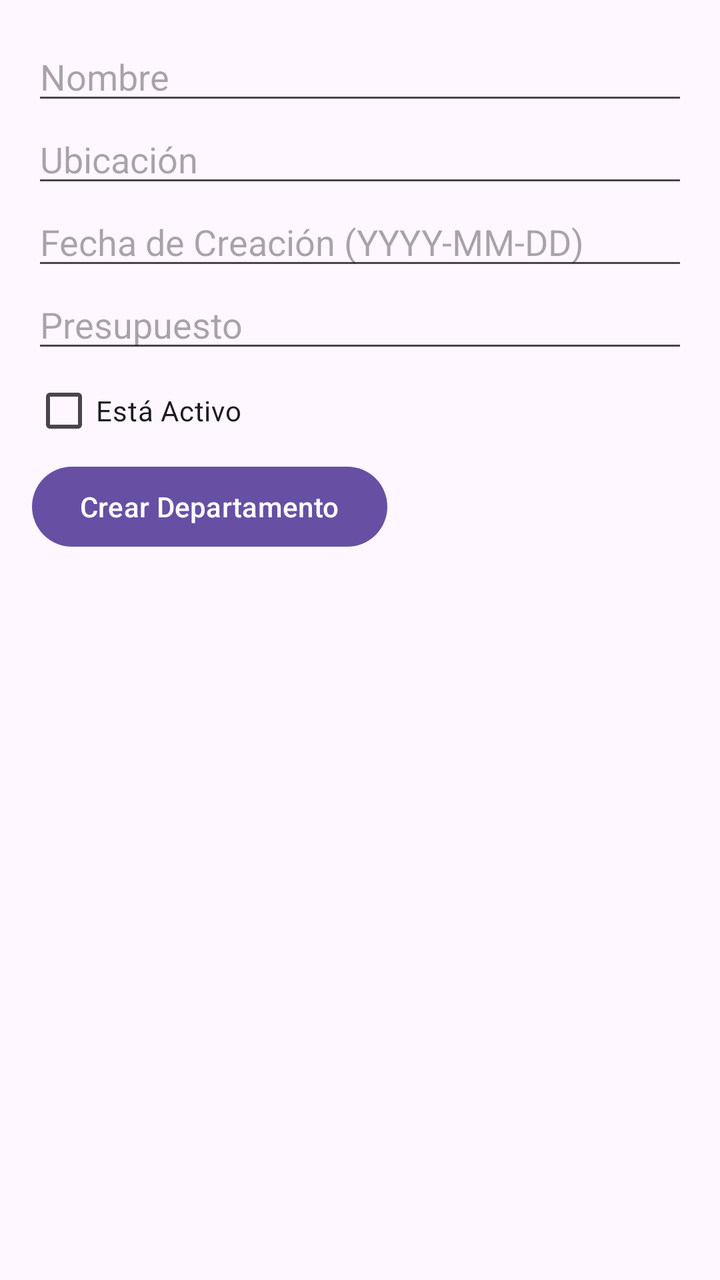
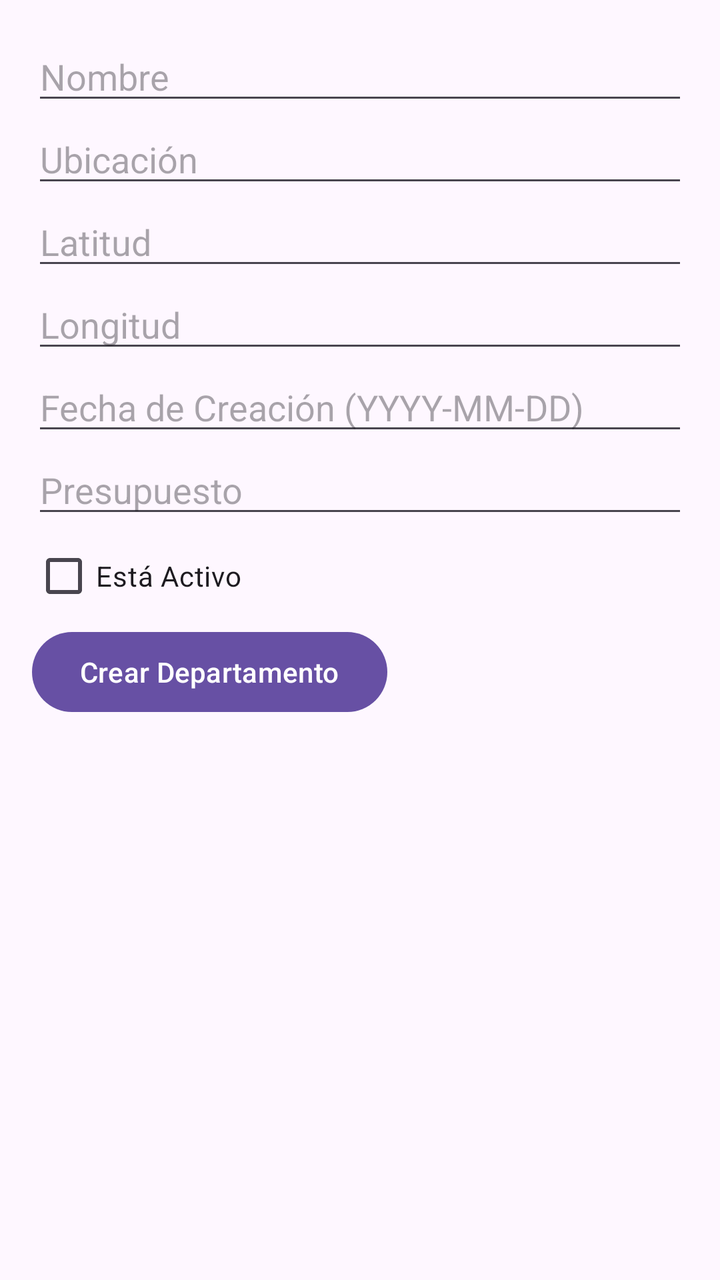

Screens rendered from an Android XML layout before and after an edit, with the pre-edit source and the edit as a unified diff.
<!-- AndroidManifest.xml: application theme Theme.CRUDDepartameotnEmpleadoGVLJ -->
<!-- res/layout/activity_bcrud_departamento.xml -->
<?xml version="1.0" encoding="utf-8"?>
<LinearLayout xmlns:android="http://schemas.android.com/apk/res/android"
    android:layout_width="match_parent"
    android:layout_height="match_parent"
    android:orientation="vertical"
    android:padding="16dp">

    <EditText
        android:id="@+id/et_nombre_departamento"
        android:layout_width="match_parent"
        android:layout_height="wrap_content"
        android:hint="Nombre" />

    <EditText
        android:id="@+id/et_ubicacion_departamento"
        android:layout_width="match_parent"
        android:layout_height="wrap_content"
        android:hint="Ubicación" />

    <EditText
        android:id="@+id/et_fecha_creacion_departamento"
        android:layout_width="match_parent"
        android:layout_height="wrap_content"
        android:hint="Fecha de Creación (YYYY-MM-DD)" />

    <EditText
        android:id="@+id/et_presupuesto_departamento"
        android:layout_width="match_parent"
        android:layout_height="wrap_content"
        android:hint="Presupuesto" />

    <CheckBox
        android:id="@+id/cb_esta_activo_departamento"
        android:layout_width="wrap_content"
        android:layout_height="wrap_content"
        android:text="Está Activo" />

    <Button
        android:id="@+id/btn_crear_departamento"
        android:layout_width="wrap_content"
        android:layout_height="wrap_content"
        android:text="Crear Departamento" />

    <Button
        android:id="@+id/btn_confirmar_edicion_departamento"
        android:layout_width="wrap_content"
        android:layout_height="wrap_content"
        android:text="OK"
        android:visibility="gone" />

    <ListView
        android:id="@+id/lv_departamentos"
        android:layout_width="match_parent"
        android:layout_height="wrap_content"
        android:longClickable="true" />
</LinearLayout>
<!-- resources referenced by this layout -->
<resources>
  <style name="Theme.CRUDDepartameotnEmpleadoGVLJ" parent="Base.Theme.CRUDDepartameotnEmpleadoGVLJ" />
  <style name="Base.Theme.CRUDDepartameotnEmpleadoGVLJ" parent="Theme.Material3.DayNight.NoActionBar">
          
          
      </style>
</resources>

<!-- the commit's change to res/layout/activity_bcrud_departamento.xml (unified diff, before → after) -->
@@ -16,6 +16,18 @@
         android:layout_width="match_parent"
         android:layout_height="wrap_content"
         android:hint="Ubicación" />
+
+    <EditText
+        android:id="@+id/et_latitud_departamento"
+        android:layout_width="match_parent"
+        android:layout_height="wrap_content"
+        android:hint="Latitud" />
+
+    <EditText
+        android:id="@+id/et_longitud_departamento"
+        android:layout_width="match_parent"
+        android:layout_height="wrap_content"
+        android:hint="Longitud" />
 
     <EditText
         android:id="@+id/et_fecha_creacion_departamento"
